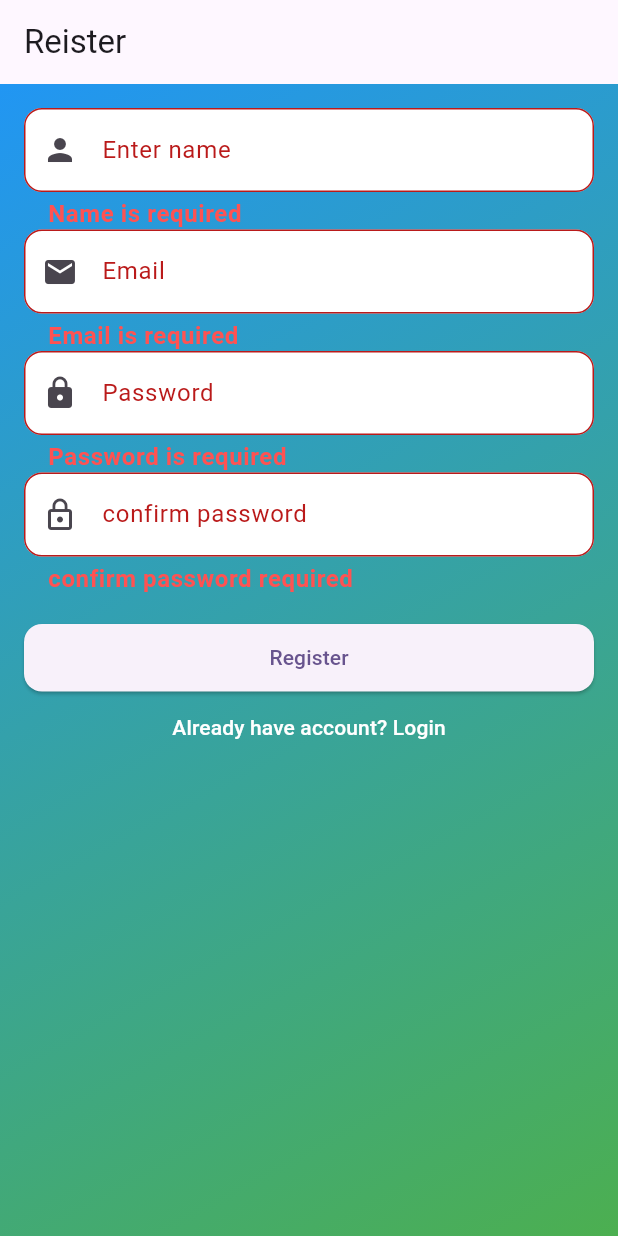
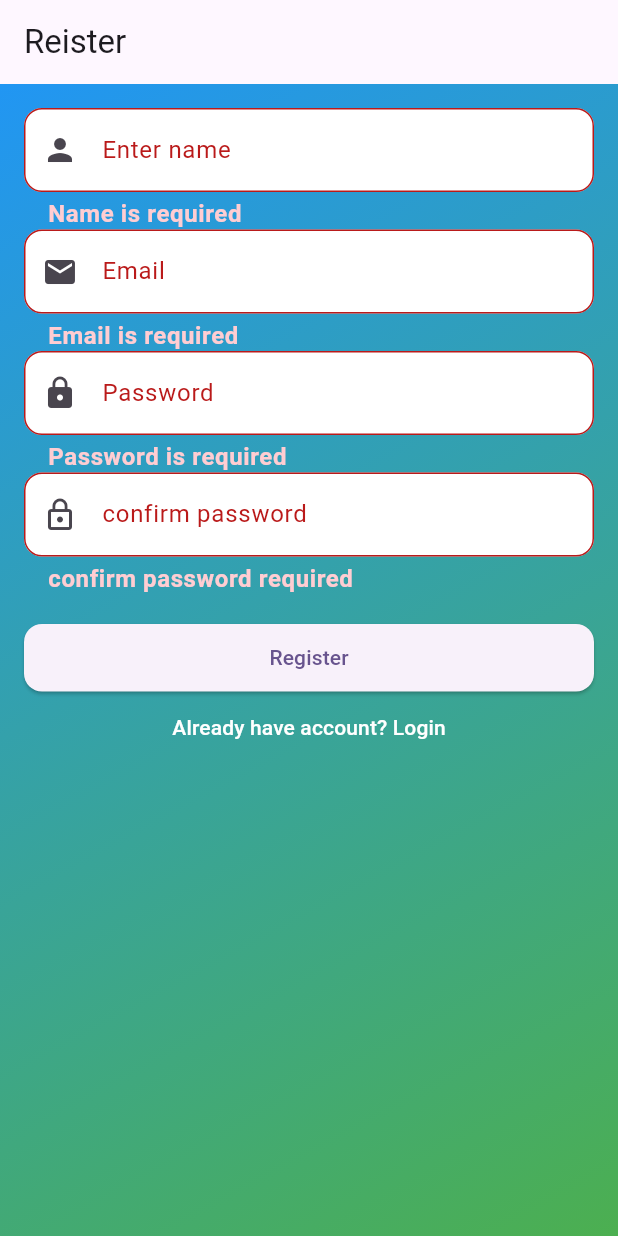
Before and after one commit to aravindpulipra/NXL-Technologies, a Flutter app: the SignupPage screen opened directly, after a tap on "Register", on a phone screen of 412 x 824 dp. Run offline on Flutter 3.47's test engine with Material 3 defaults, Android fonts, the phone set to English and light mode, and no system bars; our stand-ins replace firebase_auth, firebase_core; accounts and stored records are empty.

Commit message:
validation txt color chanege

```diff
--- a/lib/login_page.dart
+++ b/lib/login_page.dart
@@ -62,7 +62,7 @@ class _LoginPageState extends State<LoginPage> {
                       border: OutlineInputBorder(
                           borderRadius: BorderRadius.circular(12)),
                       errorStyle: TextStyle(
-                          color: Colors.redAccent,
+                          color: Colors.red.shade100,
                           fontSize: 16,
                           fontWeight: FontWeight.bold)),
                   validator: (value) {
@@ -82,7 +82,7 @@ class _LoginPageState extends State<LoginPage> {
                       border: OutlineInputBorder(
                           borderRadius: BorderRadius.circular(12)),
                       errorStyle: TextStyle(
-                        color: Colors.redAccent,
+                        color: Colors.red.shade100,
                         fontSize: 16,
                         fontWeight: FontWeight.bold,
                       )),
--- a/lib/signup_page.dart
+++ b/lib/signup_page.dart
@@ -60,7 +60,7 @@ class _SignupPageState extends State<SignupPage> {
                       border: OutlineInputBorder(
                           borderRadius: BorderRadius.circular(12)),
                       errorStyle: TextStyle(
-                          color: Colors.redAccent,
+                          color: Colors.red.shade100,
                           fontSize: 16,
                           fontWeight: FontWeight.bold)),
                   validator: (value) {
@@ -80,7 +80,7 @@ class _SignupPageState extends State<SignupPage> {
                       border: OutlineInputBorder(
                           borderRadius: BorderRadius.circular(12)),
                       errorStyle: TextStyle(
-                        color: Colors.redAccent,
+                        color: Colors.red.shade100,
                         fontWeight: FontWeight.bold,
                         fontSize: 16,
                       )),
@@ -101,7 +101,7 @@ class _SignupPageState extends State<SignupPage> {
                       border: OutlineInputBorder(
                           borderRadius: BorderRadius.circular(12)),
                       errorStyle: TextStyle(
-                          color: Colors.redAccent,
+                          color: Colors.red.shade100,
                           fontSize: 16,
                           fontWeight: FontWeight.bold)),
                   obscureText: true,
@@ -125,7 +125,7 @@ class _SignupPageState extends State<SignupPage> {
                       border: OutlineInputBorder(
                           borderRadius: BorderRadius.circular(12)),
                       errorStyle: TextStyle(
-                          color: Colors.redAccent,
+                          color: Colors.red.shade100,
                           fontSize: 16,
                           fontWeight: FontWeight.bold)),
                   obscureText: true,
```
